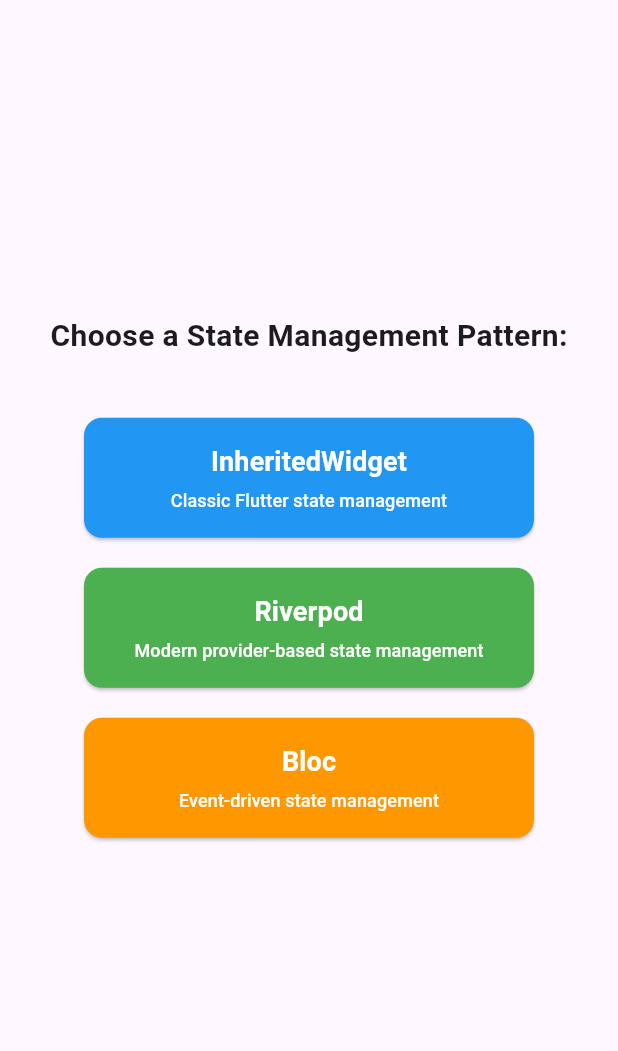
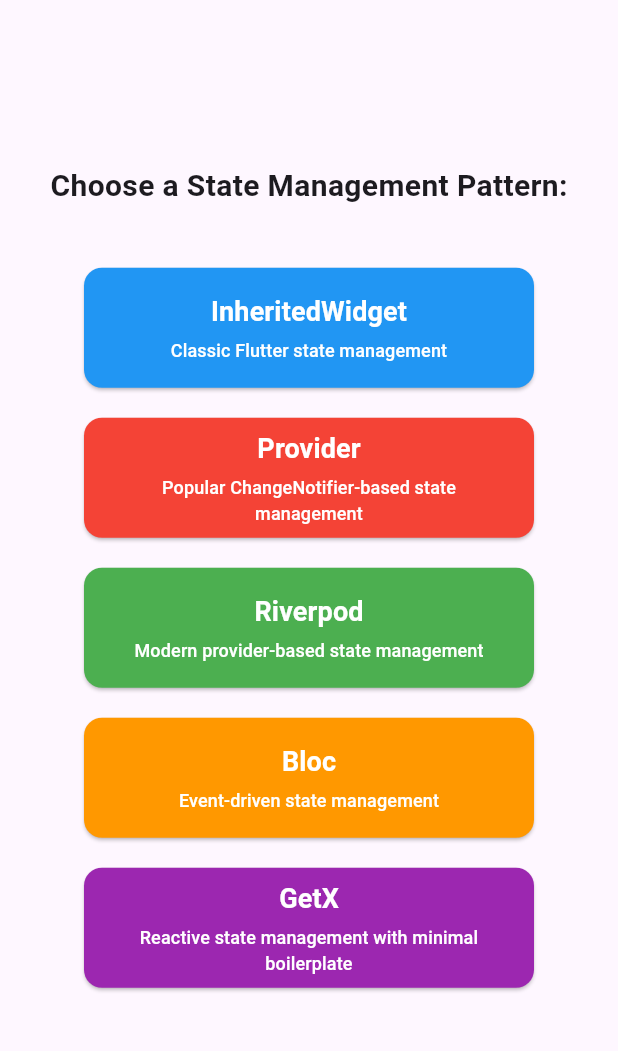
Before and after one commit to mrkim0425/todo_app_showdown, a Flutter app: the screen it shows after launch, on a phone screen of 412 x 824 dp, the part 84-1135 px from its top. Run offline on Flutter 3.47's test engine with Material 3 defaults, Android fonts, the phone set to English and light mode, and no system bars; our stand-ins replace flutter_bloc, flutter_riverpod, get.

Commit message:
getx, provider

```diff
--- /dev/null
+++ b/lib/getx/todo_binding.dart
@@ -0,0 +1,10 @@
+import 'package:get/get.dart';
+import 'todo_controller.dart';
+
+class TodoBinding extends Bindings {
+  @override
+  void dependencies() {
+    // Register the controller (will be disposed when not needed)
+    Get.lazyPut<TodoController>(() => TodoController());
+  }
+}
--- /dev/null
+++ b/lib/getx/todo_routes.dart
@@ -0,0 +1,20 @@
+import 'package:get/get.dart';
+import 'getx_todo_app.dart';
+import 'todo_binding.dart';
+
+class TodoRoutes {
+  static const String todo = '/getx-todo';
+  static const String todoDetails = '/getx-todo/details';
+
+  static List<GetPage> routes = [
+    GetPage(
+      name: todo,
+      page: () => const GetXTodoApp(),
+      binding: TodoBinding(),
+      transition: Transition.cupertino,
+      transitionDuration: const Duration(milliseconds: 300),
+    ),
+
+    // Example of additional route with parameters
+  ];
+}
--- a/lib/main.dart
+++ b/lib/main.dart
@@ -1,8 +1,13 @@
 import 'package:flutter/material.dart';
 import 'package:flutter_riverpod/flutter_riverpod.dart';
+import 'package:get/get.dart';
 import 'inherited_widget/todo_app.dart';
 import 'riverpod/riverpod_todo_app.dart';
 import 'bloc/bloc_todo_app.dart';
+import 'getx/getx_todo_app.dart';
+import 'getx/todo_routes.dart';
+import 'getx/todo_binding.dart';
+import 'provider/provider_todo_app.dart';
 
 void main() {
   runApp(const MyApp());
@@ -59,6 +64,20 @@
             const SizedBox(height: 20),
             _buildAppButton(
               context,
+              'Provider',
+              'Popular ChangeNotifier-based state management',
+              Colors.red,
+              () => Navigator.push(
+                context,
+                MaterialPageRoute(
+                  builder: (context) =>
+                      const MaterialApp(home: ProviderTodoApp()),
+                ),
+              ),
+            ),
+            const SizedBox(height: 20),
+            _buildAppButton(
+              context,
               'Riverpod',
               'Modern provider-based state management',
               Colors.green,
@@ -81,6 +100,24 @@
                 context,
                 MaterialPageRoute(
                   builder: (context) => const MaterialApp(home: BlocTodoApp()),
+                ),
+              ),
+            ),
+            const SizedBox(height: 20),
+            _buildAppButton(
+              context,
+              'GetX',
+              'Reactive state management with minimal boilerplate',
+              Colors.purple,
+              () => Navigator.push(
+                context,
+                MaterialPageRoute(
+                  builder: (context) => GetMaterialApp(
+                    home: const GetXTodoApp(),
+                    initialBinding: TodoBinding(),
+                    getPages: TodoRoutes.routes,
+                    debugShowCheckedModeBanner: false,
+                  ),
                 ),
               ),
             ),
--- a/pubspec.yaml
+++ b/pubspec.yaml
@@ -36,6 +36,7 @@
   cupertino_icons: ^1.0.8
   flutter_riverpod: ^2.6.1
   flutter_bloc: ^8.1.3
+  get: ^4.6.6
 
 dev_dependencies:
   flutter_test:
```
Also changed, not shown: lib/getx/getx_todo_app.dart (added, +28 -0 lines), lib/getx/todo_controller.dart (added, +65 -0 lines), lib/provider/provider_todo_app.dart (added, +28 -0 lines), lib/provider/todo_notifier.dart (added, +21 -0 lines), pubspec.lock.
